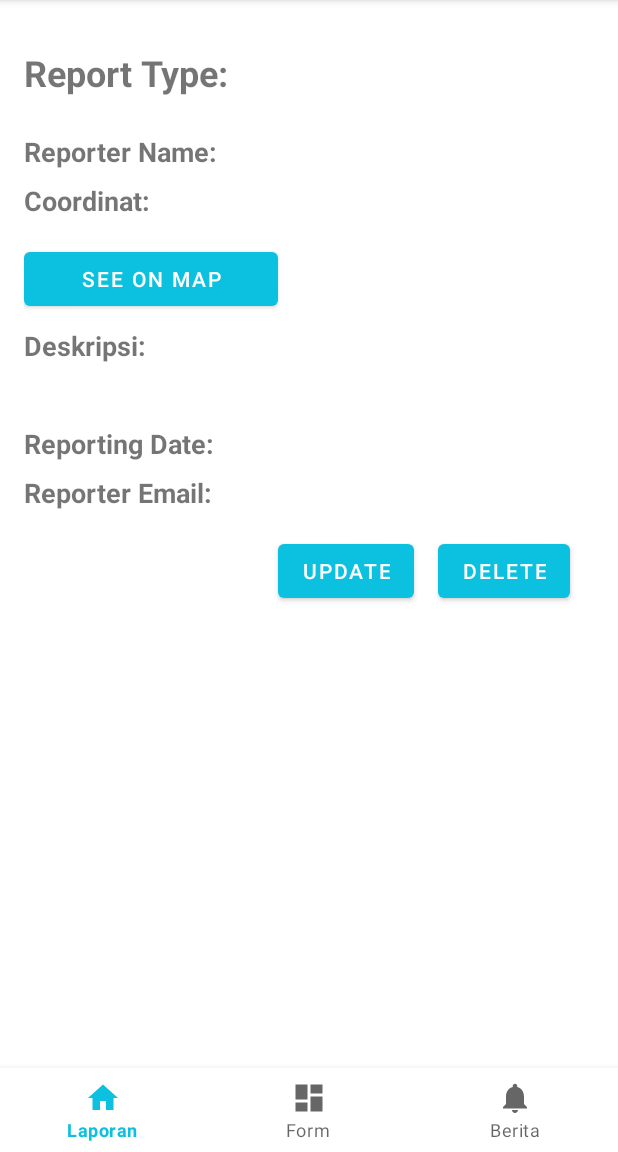
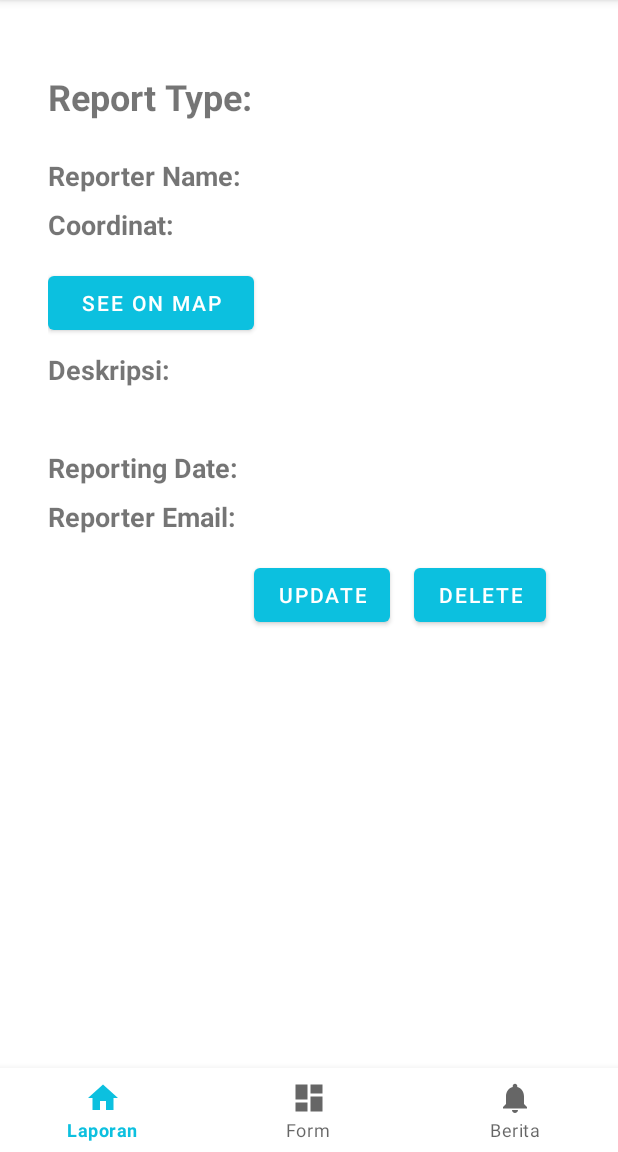
Before and after one commit to adityar22/PAPB2023_1, an Android app: the fragment DetailReportFragment placed in its activity, on a phone screen of 412 x 824 dp, the part 84-1236 px from its top. Run offline under Robolectric (Android 15) with nearby library versions, the phone set to English and light mode, and no system bars; our stand-ins replace Picasso, Room's generated code; pictures from the network do not load; 4 statements that could not run were skipped.

Commit message:
fix scrollview detail

```diff
--- a/app/src/main/res/layout/fragment_detail_report.xml
+++ b/app/src/main/res/layout/fragment_detail_report.xml
@@ -1,5 +1,10 @@
 <?xml version="1.0" encoding="utf-8"?>
 <!-- res/layout/fragment_detail_report.xml -->
+<ScrollView
+    xmlns:android="http://schemas.android.com/apk/res/android"
+    android:layout_width="match_parent"
+    android:layout_height="match_parent"
+    android:layout_margin="16dp">
 <RelativeLayout xmlns:android="http://schemas.android.com/apk/res/android"
     android:layout_width="match_parent"
     android:layout_height="match_parent"
@@ -112,3 +117,4 @@
 
     <!-- Anda dapat menambahkan elemen UI lainnya sesuai kebutuhan -->
 </RelativeLayout>
+</ScrollView>
```
